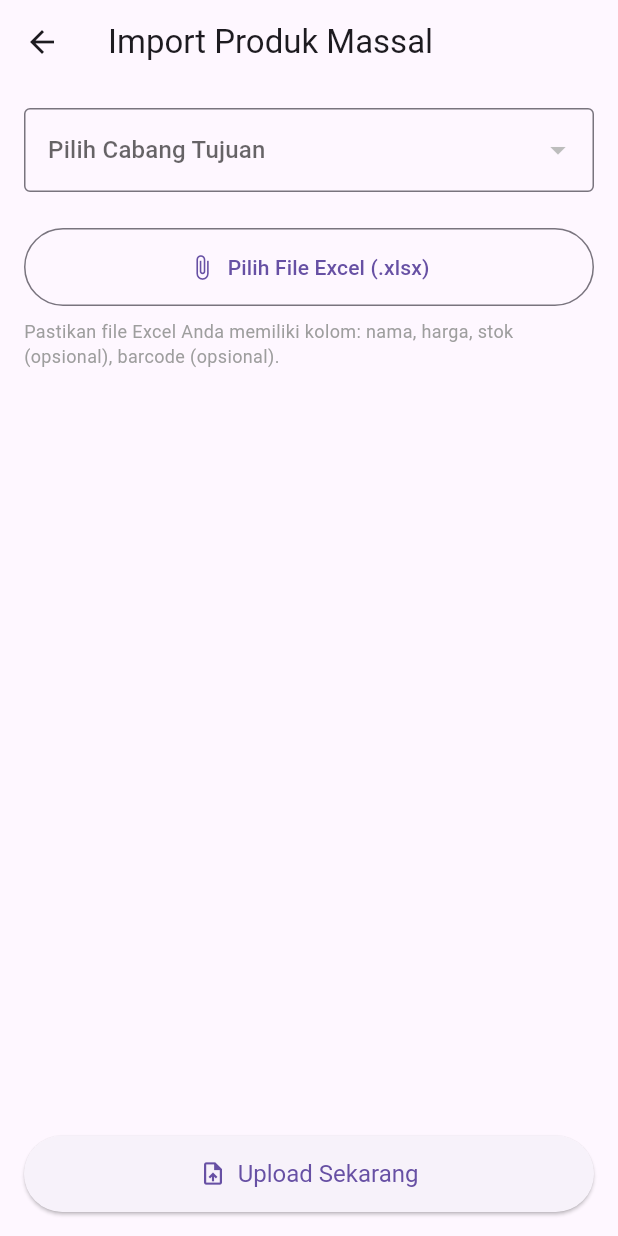
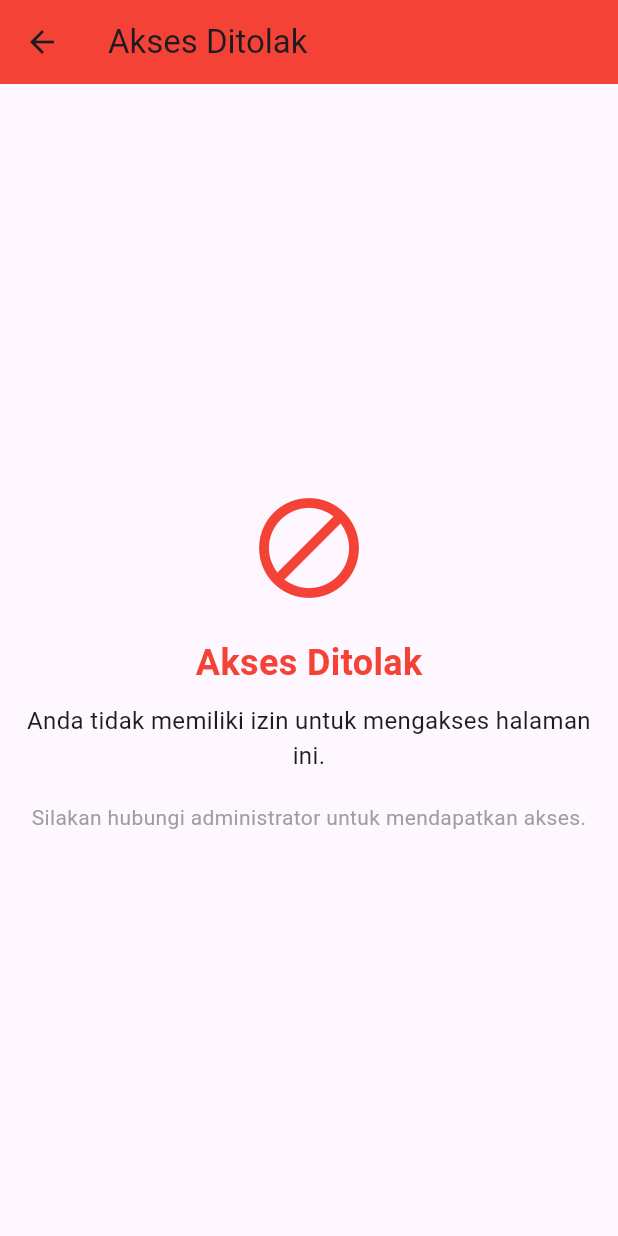
Before and after one commit to deseti/omsetpro-flutter, a Flutter app: the ImportProdukPage screen opened by its route, on a phone screen of 412 x 824 dp. Run offline on Flutter 3.47's test engine with Material 3 defaults, Android fonts, the light colour scheme and no system bars; our stand-ins replace dio, file_picker, flutter_riverpod, image_picker, shared_preferences; missing offline and left inert: mobile_scanner; accounts and stored records are empty; network calls fail; Roboto replaces fonts that are missing (Poppins).

Commit message:
PERBAIKAN FRONTEND

```diff
--- a/frontend/lib/features/produk/import_produk_page.dart
+++ b/frontend/lib/features/produk/import_produk_page.dart
@@ -3,6 +3,8 @@ import 'package:flutter_riverpod/flutter_riverpod.dart';
 import 'package:dio/dio.dart';
 import 'package:file_picker/file_picker.dart'; // Import file_picker
 import '../../providers/providers.dart';
+import '../../models/user_model.dart';
+import '../../utils/role_guard.dart';
 
 class ImportProdukPage extends ConsumerStatefulWidget {
   const ImportProdukPage({Key? key}) : super(key: key);
@@ -72,6 +74,15 @@ class _ImportProdukPageState extends ConsumerState<ImportProdukPage> {
 
   @override
   Widget build(BuildContext context) {
+    // === PROTEKSI ROLE: OWNER & ADMIN YANG BISA AKSES ===
+    return RoleGuard.protect(
+      allowedRoles: [Role.OWNER, Role.ADMIN],
+      ref: ref,
+      child: _buildImportPage(context),
+    );
+  }
+
+  Widget _buildImportPage(BuildContext context) {
     final cabangList = ref.watch(cabangListProvider);
 
     return Scaffold(
--- a/frontend/lib/providers/providers.dart
+++ b/frontend/lib/providers/providers.dart
@@ -1,6 +1,5 @@
 import 'package:flutter_riverpod/flutter_riverpod.dart';
 import 'package:dio/dio.dart';
-import 'package:shared_preferences/shared_preferences.dart';
 import '../models/user_model.dart'; // Import model baru
 
 // ... (provider lain tetap sama)
--- /dev/null
+++ b/frontend/lib/utils/role_guard.dart
@@ -0,0 +1,79 @@
+import 'package:flutter/material.dart';
+import 'package:flutter_riverpod/flutter_riverpod.dart';
+import '../models/user_model.dart';
+import '../providers/providers.dart';
+
+class RoleGuard {
+  /// Periksa apakah user memiliki akses ke halaman tertentu
+  static bool canAccess(Role? userRole, List<Role> allowedRoles) {
+    if (userRole == null) return false;
+    return allowedRoles.contains(userRole);
+  }
+
+  /// Widget wrapper untuk melindungi halaman dengan role tertentu
+  static Widget protect({
+    required Widget child,
+    required List<Role> allowedRoles,
+    required WidgetRef ref,
+    Widget? fallback,
+  }) {
+    final profile = ref.watch(userProfileProvider);
+    final userRole = profile != null ? Role.values.byName(profile['role']) : null;
+
+    if (canAccess(userRole, allowedRoles)) {
+      return child;
+    }
+
+    return fallback ?? const _UnauthorizedPage();
+  }
+}
+
+class _UnauthorizedPage extends StatelessWidget {
+  const _UnauthorizedPage({Key? key}) : super(key: key);
+
+  @override
+  Widget build(BuildContext context) {
+    return Scaffold(
+      appBar: AppBar(
+        title: const Text('Akses Ditolak'),
+        backgroundColor: Colors.red,
+      ),
+      body: const Center(
+        child: Padding(
+          padding: EdgeInsets.all(16.0),
+          child: Column(
+            mainAxisAlignment: MainAxisAlignment.center,
+            children: [
+              Icon(
+                Icons.block,
+                size: 80,
+                color: Colors.red,
+              ),
+              SizedBox(height: 20),
+              Text(
+                'Akses Ditolak',
+                style: TextStyle(
+                  fontSize: 24,
+                  fontWeight: FontWeight.bold,
+                  color: Colors.red,
+                ),
+              ),
+              SizedBox(height: 10),
+              Text(
+                'Anda tidak memiliki izin untuk mengakses halaman ini.',
+                textAlign: TextAlign.center,
+                style: TextStyle(fontSize: 16),
+              ),
+              SizedBox(height: 20),
+              Text(
+                'Silakan hubungi administrator untuk mendapatkan akses.',
+                textAlign: TextAlign.center,
+                style: TextStyle(fontSize: 14, color: Colors.grey),
+              ),
+            ],
+          ),
+        ),
+      ),
+    );
+  }
+}
```
Also changed, not shown: frontend/lib/features/cabang/cabang_page.dart (+11 -0 lines), frontend/lib/features/home/home_page.dart (+78 -3 lines), frontend/lib/features/produk/produk_page.dart (+11 -0 lines), frontend/lib/features/tim/tim_page.dart (+10 -1 lines), 1 other file.
